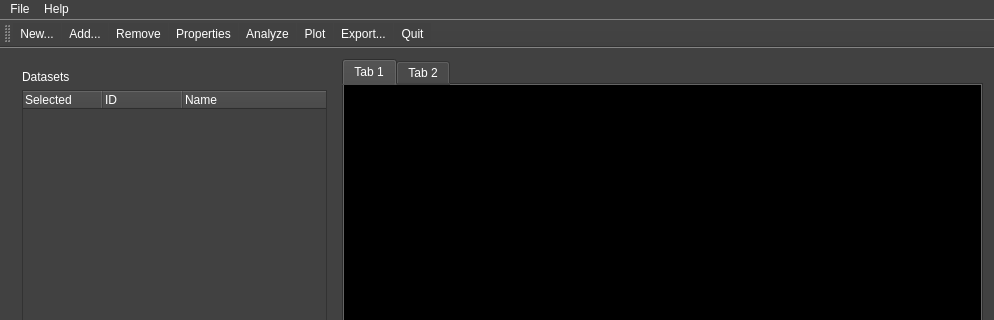
Qt form py_particle_processor_qt/mainwindow.ui (DanielWinklehner/py_particle_processor) before a commit; both pictures show x 0 to 994 and y 0 to 320 of the 994 by 654 pixel window.
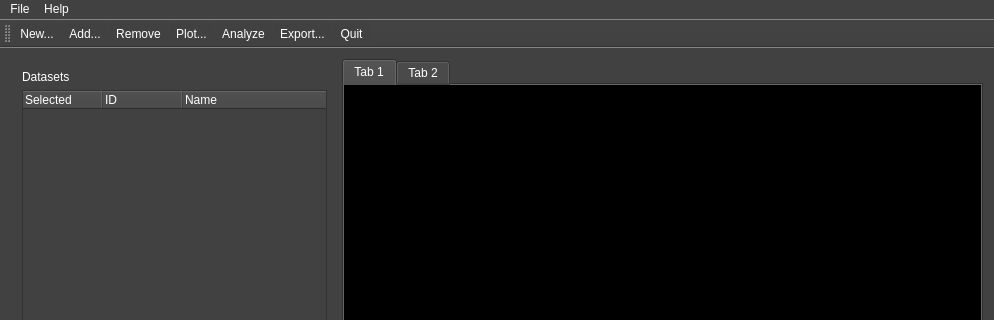
The same form after that commit. Icons and pictures are not drawn. Custom widgets are drawn as their Qt base class.

Commit message: Updated plot property management -PW

```diff
--- a/py_particle_processor_qt/mainwindow.ui
+++ b/py_particle_processor_qt/mainwindow.ui
@@ -197,9 +197,8 @@
    <addaction name="actionImport_New"/>
    <addaction name="actionImport_Add"/>
    <addaction name="actionUnload_Selected"/>
-   <addaction name="actionProperties"/>
-   <addaction name="actionAnalyze"/>
    <addaction name="actionPlot"/>
+   <addaction name="actionAnalyze"/>
    <addaction name="actionExport_For"/>
    <addaction name="actionQuit"/>
   </widget>
@@ -310,25 +309,16 @@
     <string>Unload</string>
    </property>
   </action>
-  <action name="actionProperties">
-   <property name="icon">
-    <iconset theme="applications-system">
-     <normaloff>.</normaloff>.</iconset>
-   </property>
-   <property name="text">
-    <string>Properties</string>
-   </property>
-   <property name="toolTip">
-    <string>Properties</string>
-   </property>
-  </action>
   <action name="actionPlot">
    <property name="icon">
     <iconset theme="emblem-photos">
      <normaloff>.</normaloff>.</iconset>
    </property>
    <property name="text">
-    <string>Plot</string>
+    <string>Plot...</string>
+   </property>
+   <property name="iconText">
+    <string>Plot...</string>
    </property>
    <property name="toolTip">
     <string>Plot</string>
```
Left out of the diff: 2 changed lines with no effect on the pictures. The commit also changes 6 other files.
